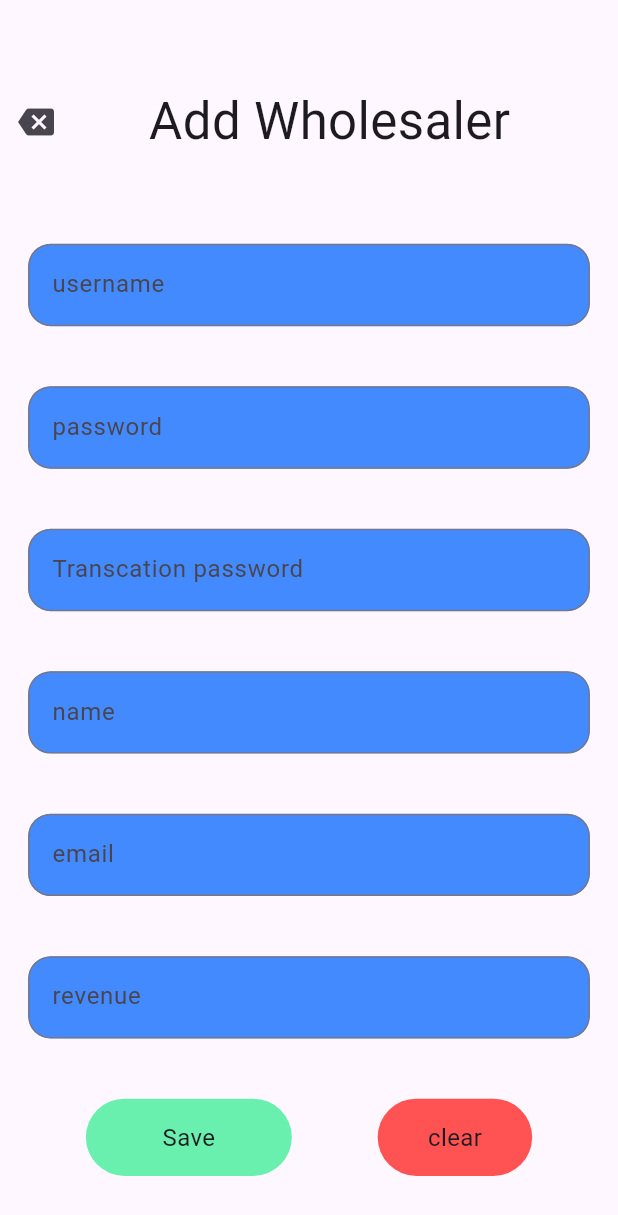
After one commit to Aneeshsaju49AK/TheCasinoClub_Flutter, a Flutter app: the AddUser screen opened directly, on a phone screen of 412 x 824 dp. The commit adds this screen. Shown: the top 1215 px of the screen. Run offline on Flutter 3.47's test engine with Material 3 defaults, Android fonts, the phone set to English and light mode, and no system bars; our stand-ins replace carousel_slider, fl_chart, image_picker, shared_preferences, smooth_page_indicator; accounts and stored records are empty.

Commit message:
almost finished working on view of separate users

```diff
--- /dev/null
+++ b/thecasinoclub/lib/presentation/screen/Add_screen/add_user.dart
@@ -0,0 +1,154 @@
+import 'package:flutter/material.dart';
+import 'package:thecasinoclub/presentation/screen/Widgets_Common/custom_circle_button_common.dart';
+import 'package:thecasinoclub/presentation/screen/Widgets_Common/custom_page_heading.dart';
+import 'package:thecasinoclub/presentation/screen/Widgets_Common/custom_textediting_controller.dart';
+
+import '../../../controller/common_function/common_function.dart';
+ValueNotifier<List<Map<String, String?>>> adduserlist = ValueNotifier([]);
+class AddUser extends StatefulWidget {
+  const AddUser({super.key});
+
+  @override
+  State<AddUser> createState() => _AddUserState();
+}
+
+class _AddUserState extends State<AddUser> {
+
+  void handleSaveAddButtonPress(BuildContext context){
+    if(_formKey.currentState?.validate() ?? false){
+     String username = usernameController.text;
+     String password = passwordController.text;
+     String transactionpass = transactionpassController.text;
+     String name = nameController.text;
+     String email = emailControlller.text;
+     String revenue = revenueController.text;
+
+     Map<String, String> userDetailsMap ={
+      'username':username,
+      'password':password,
+      'transactionpass': transactionpass,
+      'name': name,
+      'email': email,
+      'revenue': revenue,
+     };
+
+    adduserlist.value.add(userDetailsMap);
+
+
+     usernameController.clear();
+     passwordController.clear();
+     transactionpassController.clear();
+     nameController.clear();
+     emailControlller.clear();
+     revenueController.clear();
+
+     Navigator.pop(context);
+    }
+  }
+  final _formKey = GlobalKey<FormState>();
+  final usernameController = TextEditingController();
+  final passwordController = TextEditingController();
+  final transactionpassController = TextEditingController();
+  final nameController = TextEditingController();
+  final emailControlller = TextEditingController();
+  final revenueController = TextEditingController();
+  List<String> textfilednames = [
+    'username',
+    'password',
+    "Transcation password",
+    'name',
+    'email',
+    'revenue',
+  ];
+  @override
+  Widget build(BuildContext context) {
+    double width = MediaQuery.of(context).size.width;
+    double height = MediaQuery.of(context).size.height;
+    return Scaffold(
+      body: SafeArea(
+        child: Form(
+          key: _formKey,
+          child: Column(
+            mainAxisAlignment: MainAxisAlignment.spaceEvenly,
+            children: [
+              PageHeadingCommon(
+                width: width,
+                height: height,
+                textValue: 'Add Wholesaler',
+              ),
+              CustomTextEditField(
+                height: height,
+                width: width,
+                label: textfilednames[0],
+                controller: usernameController,
+                validator: validateValue,
+              ),
+              CustomTextEditField(
+                height: height,
+                width: width,
+                label: textfilednames[1],
+                controller: passwordController,
+                validator: validateValue,
+
+              ),
+              CustomTextEditField(
+                height: height,
+                width: width,
+                label: textfilednames[2],
+                controller: transactionpassController,
+                validator: validateValue,
+              ),
+              CustomTextEditField(
+                height: height,
+                width: width,
+                label: textfilednames[3],
+                controller: nameController,
+                validator: validateValue,
+              ),
+              CustomTextEditField(
+                height: height,
+                width: width,
+                label: textfilednames[4],
+                controller: emailControlller,
+                validator: validateValue,
+              ),
+              CustomTextEditField(
+                height: height,
+                width: width,
+                label: textfilednames[5],
+                controller: revenueController,
+                validator: validateValue,
+              ),
+              Row(
+                mainAxisAlignment: MainAxisAlignment.spaceEvenly,
+                children: [
+                  InkWell(
+                  onTap: () {
+                    handleSaveAddButtonPress(context);
+                  },
+                    child: CustomButtomCommon(
+                      height: height,
+                      width: width,
+                      heightNeeded: 16,
+                      widthNeeded: 3,
+                      textValue: 'Save',
+                      colorNeeded: Colors.greenAccent,
+                    ),
+                  ),
+                  CustomButtomCommon(
+                    height: height,
+                    width: width,
+                    heightNeeded: 16,
+                    widthNeeded: 4,
+                    textValue: 'clear',
+                    colorNeeded: Colors.redAccent,
+                  )
+                ],
+              )
+            ],
+          ),
+        ),
+      ),
+    );
+  }
+}
--- a/thecasinoclub/lib/presentation/screen/Profile_Screen/profile_screen.dart
+++ b/thecasinoclub/lib/presentation/screen/Profile_Screen/profile_screen.dart
@@ -55,7 +55,7 @@ class _ProfileScreenState extends State<ProfileScreen> {
                               width: width,
                               height: height,
                               inputone: "userName",
-                              inputtwo: value.isEmpty ? '' : value[0]['username'] ?? '');
+                              inputtwo: value.isEmpty ? 'Guest' : value[0]['username'] ?? '');
                           },
 
                         ),
@@ -66,7 +66,7 @@ class _ProfileScreenState extends State<ProfileScreen> {
                               width: width,
                               height: height,
                               inputone: "userName",
-                              inputtwo: value.isEmpty ? '' : value[0]['name'] ?? '');
+                              inputtwo: value.isEmpty ? 'Guest' : value[0]['name'] ?? '');
                           },
 
                         ),
@@ -77,7 +77,7 @@ class _ProfileScreenState extends State<ProfileScreen> {
                               width: width,
                               height: height,
                               inputone: "userName",
-                              inputtwo: value.isEmpty ? '' : value[0]['password'] ?? '');
+                              inputtwo: value.isEmpty ? 'Guest' : value[0]['password'] ?? '');
                           },
 
                         ),
```
Also changed, not shown: thecasinoclub/lib/presentation/screen/Home_Screen/widgets/gridview_options_container.dart (+39 -2 lines), thecasinoclub/lib/presentation/screen/View_Page_People_Under_Screen/viewpage_peopleunder.dart (added, +200 -0 lines), thecasinoclub/lib/presentation/screen/WholeSaler_Screen/landingpage_screen.dart (+30 -15 lines).
